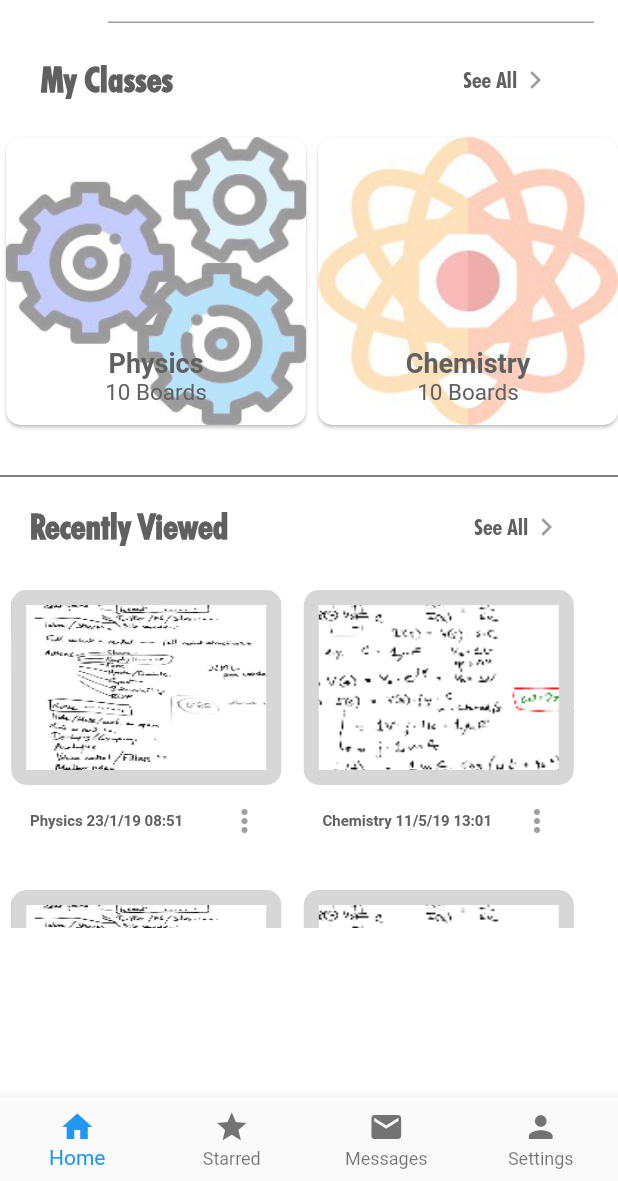
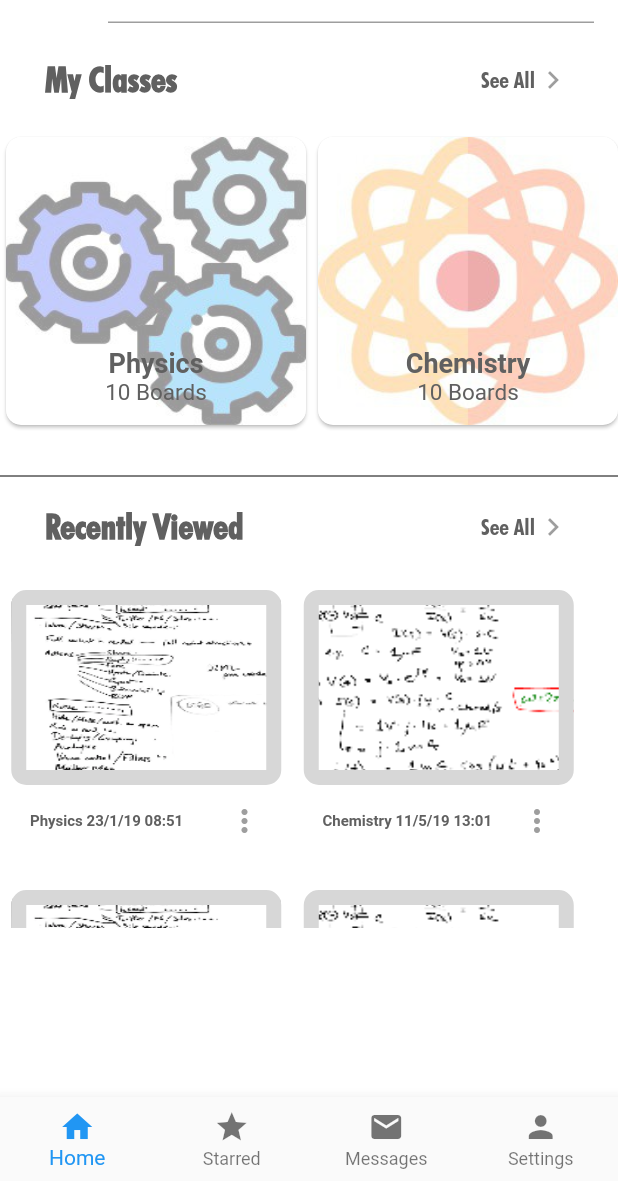
Before and after one commit to boardify-sutd/boardify_front_end_main, a Flutter app: the screen it shows after launch, on a phone screen of 412 x 824 dp, the part 55-1236 px from its top. Run offline on Flutter 3.47's test engine with Material 2 defaults, Android fonts, the phone set to English and light mode, and no system bars; Roboto replaces fonts that are missing (QuickSand, QuickSand Bold).

Commit message:
Aligned text between rows

```diff
--- a/lib/pages/page1.dart
+++ b/lib/pages/page1.dart
@@ -563,15 +563,19 @@ class _Pageone extends State<Pageone>{
   Widget _buildRow(BuildContext, firstText, secondText, linkPage){
     return new
     Row(
-      mainAxisAlignment: MainAxisAlignment.spaceAround,
+      //mainAxisAlignment: MainAxisAlignment.spaceAround,
       children: <Widget>[
-        Text(
+        SizedBox(width: 30.0,),
+        Container(
+          width: MediaQuery.of(context).size.width/2,
+          child: Text(
             firstText,
             style: TextStyle(
               color: Color(getColorHexFromStr("#606060")),
               fontSize: 23.0,
               fontFamily: 'Futura',
               fontWeight: FontWeight.bold,
+            ),
           ),
         ),
         SizedBox(width:MediaQuery.of(context).size.width/6),
```
Lines whose indentation alone changed are shown as unchanged.
